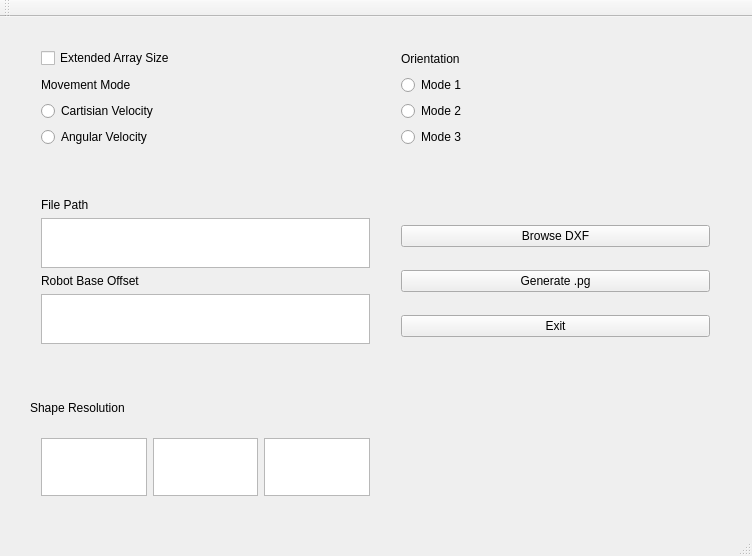
Before: the Qt Designer form CAD_to_path/cad_to_path.ui in Tholfaqar/QT, drawn with Qt 5.
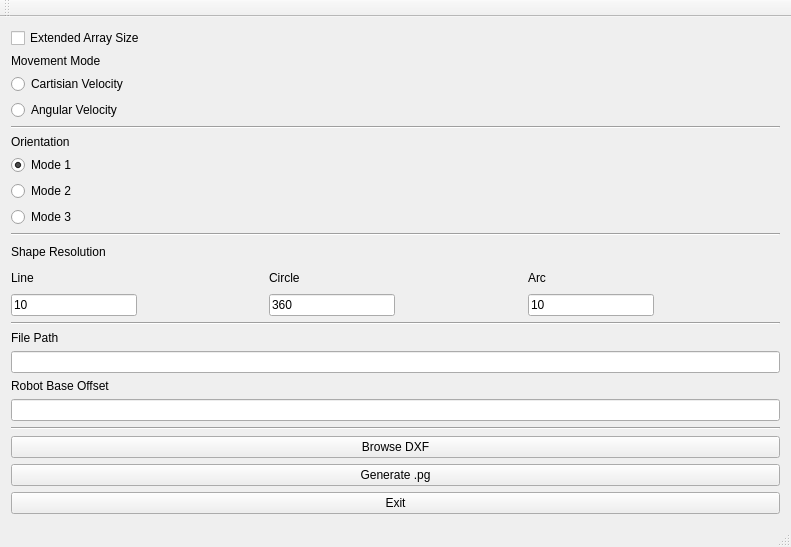
After: the same form once the commit is applied.

Commit message: second commit, functions and layout

```diff
--- a/CAD_to_path/cad_to_path.ui
+++ b/CAD_to_path/cad_to_path.ui
@@ -6,12 +6,12 @@
    <rect>
     <x>0</x>
     <y>0</y>
-    <width>752</width>
-    <height>556</height>
+    <width>791</width>
+    <height>547</height>
    </rect>
   </property>
   <property name="sizePolicy">
-   <sizepolicy hsizetype="Fixed" vsizetype="Fixed">
+   <sizepolicy hsizetype="Ignored" vsizetype="Ignored">
     <horstretch>0</horstretch>
     <verstretch>0</verstretch>
    </sizepolicy>
@@ -20,56 +20,54 @@
    <string>CAD_to_path</string>
   </property>
   <widget class="QWidget" name="centralWidget">
-   <widget class="QWidget" name="verticalLayoutWidget">
-    <property name="geometry">
-     <rect>
-      <x>30</x>
-      <y>20</y>
-      <width>351</width>
-      <height>121</height>
-     </rect>
-    </property>
-    <layout class="QVBoxLayout" name="verticalLayout">
+   <layout class="QVBoxLayout" name="verticalLayout_2">
      <item>
-      <widget class="QCheckBox" name="ex_array">
-       <property name="text">
-        <string>Extended Array Size</string>
-       </property>
-      </widget>
-     </item>
-     <item>
+     <layout class="QGridLayout" name="gridLayout_2">
+      <item row="2" column="0">
       <widget class="QLabel" name="mv_md_lbl">
        <property name="text">
         <string>Movement Mode</string>
        </property>
       </widget>
      </item>
-     <item>
-      <widget class="QRadioButton" name="cart_vel">
-       <property name="text">
-        <string>Cartisian Velocity</string>
-       </property>
-      </widget>
-     </item>
-     <item>
+      <item row="4" column="0">
       <widget class="QRadioButton" name="ang_vel">
        <property name="text">
         <string>Angular Velocity</string>
        </property>
       </widget>
      </item>
-    </layout>
-   </widget>
-   <widget class="QWidget" name="verticalLayoutWidget_2">
-    <property name="geometry">
-     <rect>
-      <x>390</x>
-      <y>20</y>
-      <width>331</width>
-      <height>121</height>
-     </rect>
-    </property>
-    <layout class="QVBoxLayout" name="verticalLayout_2">
+      <item row="3" column="0">
+       <widget class="QRadioButton" name="cart_vel">
+        <property name="acceptDrops">
+         <bool>false</bool>
+        </property>
+        <property name="text">
+         <string>Cartisian Velocity</string>
+        </property>
+        <property name="checked">
+         <bool>true</bool>
+        </property>
+       </widget>
+      </item>
+      <item row="1" column="0">
+       <widget class="QCheckBox" name="ex_array">
+        <property name="text">
+         <string>Extended Array Size</string>
+        </property>
+       </widget>
+      </item>
+     </layout>
+    </item>
+    <item>
+     <widget class="Line" name="line">
+      <property name="orientation">
+       <enum>Qt::Horizontal</enum>
+      </property>
+     </widget>
+    </item>
+    <item>
+     <layout class="QVBoxLayout" name="verticalLayout">
      <item>
       <widget class="QLabel" name="ori_lbl">
        <property name="frameShadow">
@@ -82,9 +80,18 @@
      </item>
      <item>
       <widget class="QRadioButton" name="or_mode1">
+        <property name="enabled">
+         <bool>true</bool>
+        </property>
        <property name="text">
         <string>Mode 1</string>
        </property>
+        <property name="checked">
+         <bool>true</bool>
+        </property>
+        <property name="autoExclusive">
+         <bool>true</bool>
+        </property>
       </widget>
      </item>
      <item>
@@ -102,16 +109,145 @@
       </widget>
      </item>
     </layout>
-   </widget>
-   <widget class="QWidget" name="verticalLayoutWidget_3">
-    <property name="geometry">
-     <rect>
-      <x>390</x>
-      <y>180</y>
-      <width>331</width>
-      <height>171</height>
-     </rect>
-    </property>
+    </item>
+    <item>
+     <widget class="Line" name="line_2">
+      <property name="orientation">
+       <enum>Qt::Horizontal</enum>
+      </property>
+     </widget>
+    </item>
+    <item>
+     <layout class="QGridLayout" name="gridLayout">
+      <item row="2" column="1">
+       <spacer name="horizontalSpacer">
+        <property name="orientation">
+         <enum>Qt::Horizontal</enum>
+        </property>
+        <property name="sizeHint" stdset="0">
+         <size>
+          <width>40</width>
+          <height>20</height>
+         </size>
+        </property>
+       </spacer>
+      </item>
+      <item row="2" column="2">
+       <widget class="QLineEdit" name="circ_tb">
+        <property name="text">
+         <string>360</string>
+        </property>
+       </widget>
+      </item>
+      <item row="0" column="0">
+       <widget class="QLabel" name="sh_res_lbl">
+        <property name="text">
+         <string>Shape Resolution</string>
+        </property>
+       </widget>
+      </item>
+      <item row="1" column="0">
+       <widget class="QLabel" name="line_lbl">
+        <property name="text">
+         <string>Line</string>
+        </property>
+       </widget>
+      </item>
+      <item row="2" column="3">
+       <spacer name="horizontalSpacer_2">
+        <property name="orientation">
+         <enum>Qt::Horizontal</enum>
+        </property>
+        <property name="sizeHint" stdset="0">
+         <size>
+          <width>40</width>
+          <height>20</height>
+         </size>
+        </property>
+       </spacer>
+      </item>
+      <item row="1" column="2">
+       <widget class="QLabel" name="circ_lbl">
+        <property name="text">
+         <string>Circle</string>
+        </property>
+       </widget>
+      </item>
+      <item row="2" column="0">
+       <widget class="QLineEdit" name="line_tb">
+        <property name="text">
+         <string>10</string>
+        </property>
+       </widget>
+      </item>
+      <item row="1" column="4">
+       <widget class="QLabel" name="arc_lbl">
+        <property name="text">
+         <string>Arc</string>
+        </property>
+       </widget>
+      </item>
+      <item row="2" column="4">
+       <widget class="QLineEdit" name="arc_tb">
+        <property name="text">
+         <string>10</string>
+        </property>
+       </widget>
+      </item>
+      <item row="2" column="5">
+       <spacer name="horizontalSpacer_3">
+        <property name="orientation">
+         <enum>Qt::Horizontal</enum>
+        </property>
+        <property name="sizeHint" stdset="0">
+         <size>
+          <width>40</width>
+          <height>20</height>
+         </size>
+        </property>
+       </spacer>
+      </item>
+     </layout>
+    </item>
+    <item>
+     <widget class="Line" name="line_3">
+      <property name="orientation">
+       <enum>Qt::Horizontal</enum>
+      </property>
+     </widget>
+    </item>
+    <item>
+     <layout class="QGridLayout" name="gridLayout_3">
+      <item row="2" column="0">
+       <widget class="QLabel" name="rob_base_lbl">
+        <property name="text">
+         <string>Robot Base Offset</string>
+        </property>
+       </widget>
+      </item>
+      <item row="1" column="0">
+       <widget class="QLineEdit" name="FilePath_tb"/>
+      </item>
+      <item row="0" column="0">
+       <widget class="QLabel" name="path_lbl">
+        <property name="text">
+         <string>File Path</string>
+        </property>
+       </widget>
+      </item>
+      <item row="3" column="0">
+       <widget class="QLineEdit" name="RobOffset_tb"/>
+      </item>
+     </layout>
+    </item>
+    <item>
+     <widget class="Line" name="line_4">
+      <property name="orientation">
+       <enum>Qt::Horizontal</enum>
+      </property>
+     </widget>
+    </item>
+    <item>
     <layout class="QVBoxLayout" name="verticalLayout_3">
      <item>
       <widget class="QPushButton" name="browse_bn">
@@ -135,76 +271,8 @@
       </widget>
      </item>
     </layout>
-   </widget>
-   <widget class="QWidget" name="verticalLayoutWidget_4">
-    <property name="geometry">
-     <rect>
-      <x>30</x>
-      <y>170</y>
-      <width>351</width>
-      <height>169</height>
-     </rect>
-    </property>
-    <layout class="QVBoxLayout" name="verticalLayout_4">
-     <item>
-      <widget class="QLabel" name="path_lbl">
-       <property name="text">
-        <string>File Path</string>
-       </property>
-      </widget>
-     </item>
-     <item>
-      <widget class="QTextEdit" name="textEdit_2"/>
-     </item>
-     <item>
-      <widget class="QLabel" name="rob_base_lbl">
-       <property name="text">
-        <string>Robot Base Offset</string>
-       </property>
-      </widget>
-     </item>
-     <item>
-      <widget class="QTextEdit" name="textEdit"/>
-     </item>
-     <item>
-      <layout class="QHBoxLayout" name="horizontalLayout"/>
-     </item>
-    </layout>
-   </widget>
-   <widget class="QWidget" name="horizontalLayoutWidget_2">
-    <property name="geometry">
-     <rect>
-      <x>30</x>
-      <y>410</y>
-      <width>351</width>
-      <height>80</height>
-     </rect>
-    </property>
-    <layout class="QHBoxLayout" name="horizontalLayout_2">
-     <item>
-      <widget class="QTextEdit" name="line_tb"/>
-     </item>
-     <item>
-      <widget class="QTextEdit" name="circ_tb"/>
-     </item>
-     <item>
-      <widget class="QTextEdit" name="arc_tb"/>
-     </item>
-    </layout>
-   </widget>
-   <widget class="QLabel" name="sh_res_lbl">
-    <property name="geometry">
-     <rect>
-      <x>30</x>
-      <y>380</y>
-      <width>231</width>
-      <height>21</height>
-     </rect>
-    </property>
-    <property name="text">
-     <string>Shape Resolution</string>
-    </property>
-   </widget>
+    </item>
+   </layout>
   </widget>
   <widget class="QMenuBar" name="menuBar">
    <property name="geometry">
```
Left out of the diff: 28 changed lines with no effect on the pictures. Lines whose indentation alone changed are shown as unchanged. The commit also changes 32 other files.
